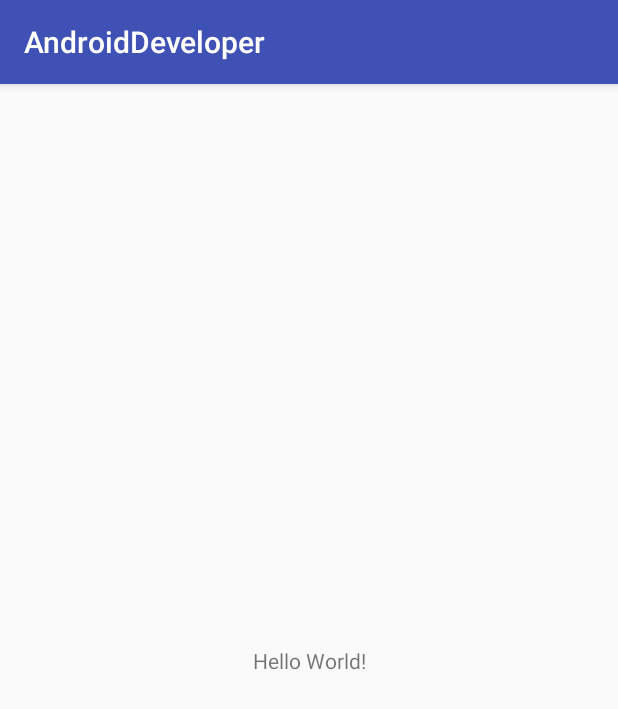
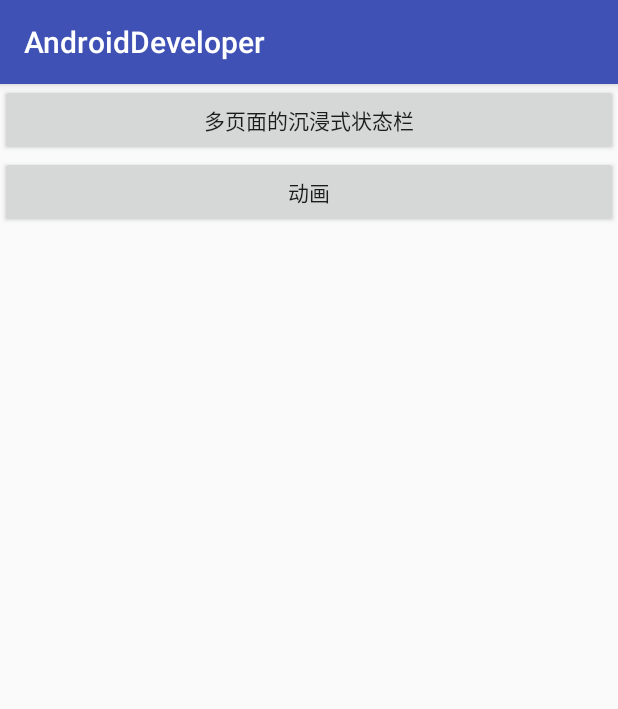
Before and after one commit to libolf/AndroidDeveloper, an Android app: the screen it shows after launch (MainActivity), on a phone screen of 412 x 824 dp. Shown: the top 709 px of the screen. Run offline under Robolectric (Android 15) with nearby library versions, the phone set to English and light mode, and no system bars; our stand-ins replace ButterKnife.

Commit message:
沉浸式状态栏

```diff
--- a/developer/build.gradle
+++ b/developer/build.gradle
@@ -17,7 +17,7 @@ android {
         }
     }
     compileOptions {
-        sourceCompatibility JavaVersion.VERSION_1_8
+        sourceCompatibility JavaVersion.VERSION_1_7
     }
 }
 
@@ -29,4 +29,6 @@ dependencies {
     androidTestImplementation 'com.android.support.test:runner:1.0.1'
     androidTestImplementation 'com.android.support.test.espresso:espresso-core:3.0.2'
     implementation 'mi-appstore:xiaomi-update-sdk:4.0.3'
+    implementation 'com.jakewharton:butterknife:8.8.1'
+    annotationProcessor 'com.jakewharton:butterknife-compiler:8.8.1'
 }
--- a/developer/src/main/AndroidManifest.xml
+++ b/developer/src/main/AndroidManifest.xml
@@ -33,7 +33,10 @@
         <service
             android:name=".service.TestService"
             android:enabled="true"
-            android:exported="true"/>
+            android:exported="true" />
+
+        <activity android:name=".activity.StatusBarActivity"
+            android:theme="@style/NoWindowTitle"/>
     </application>
 
 </manifest>
--- a/developer/src/main/res/layout/activity_main.xml
+++ b/developer/src/main/res/layout/activity_main.xml
@@ -1,18 +1,19 @@
 <?xml version="1.0" encoding="utf-8"?>
-<android.support.constraint.ConstraintLayout xmlns:android="http://schemas.android.com/apk/res/android"
-    xmlns:app="http://schemas.android.com/apk/res-auto"
-    xmlns:tools="http://schemas.android.com/tools"
+<LinearLayout xmlns:android="http://schemas.android.com/apk/res/android"
     android:layout_width="match_parent"
     android:layout_height="match_parent"
-    tools:context=".activity.MainActivity">
+    android:orientation="vertical">
 
-    <TextView
-        android:layout_width="wrap_content"
+    <Button
+        android:id="@+id/main_button_statusbar"
+        android:layout_width="match_parent"
         android:layout_height="wrap_content"
-        android:text="Hello World!"
-        app:layout_constraintBottom_toBottomOf="parent"
-        app:layout_constraintLeft_toLeftOf="parent"
-        app:layout_constraintRight_toRightOf="parent"
-        app:layout_constraintTop_toTopOf="parent" />
+        android:text="@string/main_button_statusbar"/>
 
-</android.support.constraint.ConstraintLayout>
+    <Button
+        android:id="@+id/main_button_animation"
+        android:layout_width="match_parent"
+        android:layout_height="wrap_content"
+        android:text="@string/main_button_animation"/>
+
+</LinearLayout>
--- a/developer/src/main/res/values/strings.xml
+++ b/developer/src/main/res/values/strings.xml
@@ -1,3 +1,5 @@
 <resources>
     <string name="app_name">AndroidDeveloper</string>
+    <string name="main_button_statusbar">多页面的沉浸式状态栏</string>
+    <string name="main_button_animation">动画</string>
 </resources>
--- a/developer/src/main/res/values/styles.xml
+++ b/developer/src/main/res/values/styles.xml
@@ -8,4 +8,7 @@
         <item name="colorAccent">@color/colorAccent</item>
     </style>
 
+    <style name="NoWindowTitle" parent="Theme.AppCompat.Light.NoActionBar"/>
+
+
 </resources>
```
Also changed, not shown: developer/src/main/java/com/libok/androiddeveloper/activity/MainActivity.java (+95 -13 lines), developer/src/main/java/com/libok/androiddeveloper/activity/StatusBarActivity.java (added, +69 -0 lines), developer/src/main/java/com/libok/androiddeveloper/model/AppInfo.java (+13 -1 lines), developer/src/main/java/com/libok/androiddeveloper/util/StatusBarUtil.java (added, +86 -0 lines), developer/src/main/res/layout/activity_status_bar.xml (added, +19 -0 lines), developer/src/main/res/layout/toolbar_layout.xml (added, +9 -0 lines), developer/src/main/res/drawable/test.jpg (added).
